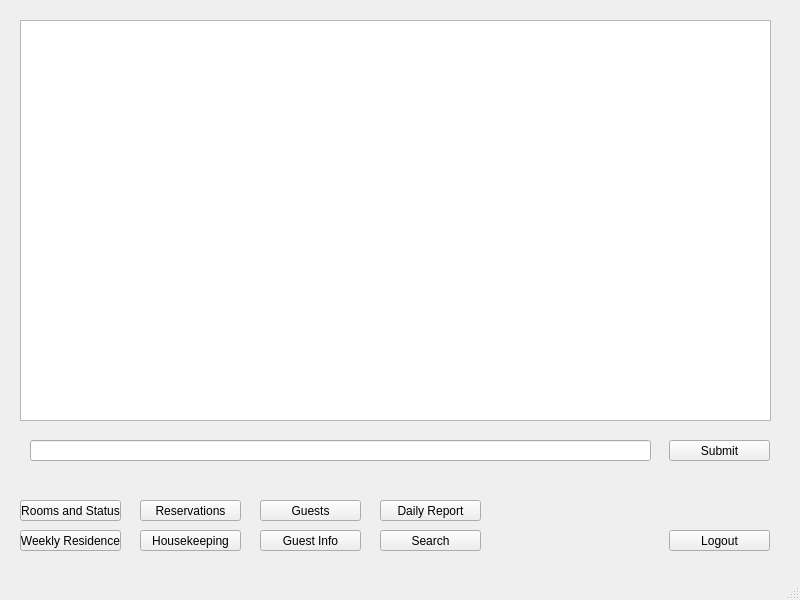
This is dashboard.ui in vain3219/463_project as Qt 5 draws it before an edit. The edited form follows.
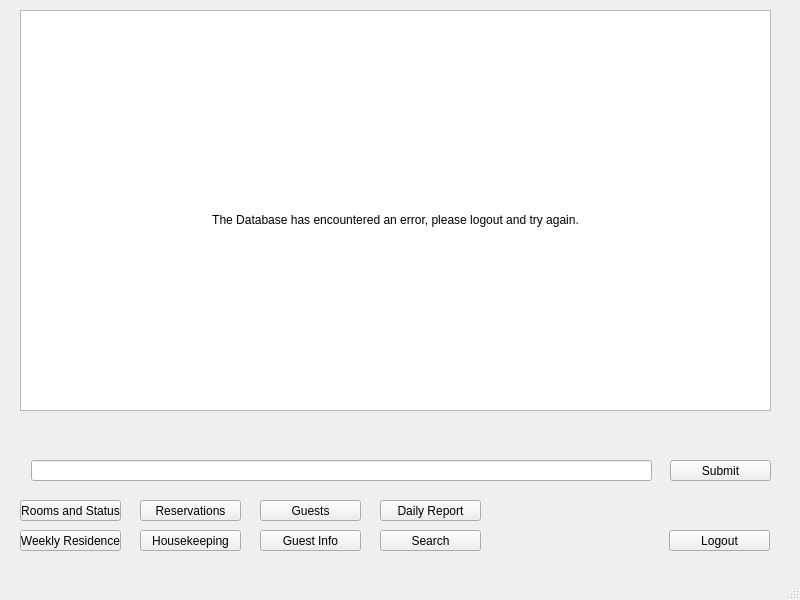
This is the edited form. The open tabs and pages were chosen to show the change.

Commit message: Added a window for making reservations ;; reworked dashboard GUI

Diff of the .ui file:
```diff
--- a/dashboard.ui
+++ b/dashboard.ui
@@ -18,39 +18,27 @@
     <property name="geometry">
      <rect>
       <x>0</x>
-      <y>-20</y>
+      <y>410</y>
       <width>801</width>
-      <height>501</height>
+      <height>81</height>
      </rect>
     </property>
-    <widget class="QWidget" name="DisplayPage">
-     <widget class="QTableView" name="DataTable">
+    <property name="currentIndex">
+     <number>0</number>
+    </property>
+    <widget class="QWidget" name="BlankPage"/>
+    <widget class="QWidget" name="ReservationPage">
+     <widget class="QPushButton" name="MakeResButton">
       <property name="geometry">
        <rect>
-        <x>20</x>
-        <y>40</y>
-        <width>751</width>
-        <height>401</height>
+        <x>620</x>
+        <y>50</y>
+        <width>151</width>
+        <height>21</height>
        </rect>
-      </property>
-     </widget>
-     <widget class="QLabel" name="DatabaseLoadError">
-      <property name="geometry">
-       <rect>
-        <x>206</x>
-        <y>260</y>
-        <width>371</width>
-        <height>20</height>
-       </rect>
-      </property>
-      <property name="layoutDirection">
-       <enum>Qt::LeftToRight</enum>
       </property>
       <property name="text">
-       <string>The Database has encountered an error, please logout and try again.</string>
-      </property>
-      <property name="alignment">
-       <set>Qt::AlignCenter</set>
+       <string>Make a Reservation</string>
       </property>
      </widget>
     </widget>
@@ -58,8 +46,8 @@
      <widget class="QLineEdit" name="SearchField">
       <property name="geometry">
        <rect>
-        <x>30</x>
-        <y>460</y>
+        <x>31</x>
+        <y>50</y>
         <width>621</width>
         <height>21</height>
        </rect>
@@ -68,8 +56,8 @@
      <widget class="QPushButton" name="SubmitButon">
       <property name="geometry">
        <rect>
-        <x>669</x>
-        <y>460</y>
+        <x>670</x>
+        <y>50</y>
         <width>101</width>
         <height>21</height>
        </rect>
@@ -78,16 +66,6 @@
        <string>Submit</string>
       </property>
      </widget>
-     <widget class="QTableView" name="SearchTable">
-      <property name="geometry">
-       <rect>
-        <x>20</x>
-        <y>40</y>
-        <width>751</width>
-        <height>401</height>
-       </rect>
-      </property>
-     </widget>
     </widget>
    </widget>
    <widget class="QPushButton" name="InfoButton">
@@ -207,6 +185,35 @@
      <string>Daily Report</string>
     </property>
    </widget>
+   <widget class="QTableView" name="DataTable">
+    <property name="geometry">
+     <rect>
+      <x>20</x>
+      <y>10</y>
+      <width>751</width>
+      <height>401</height>
+     </rect>
+    </property>
+   </widget>
+   <widget class="QLabel" name="DatabaseLoadError">
+    <property name="geometry">
+     <rect>
+      <x>210</x>
+      <y>210</y>
+      <width>371</width>
+      <height>20</height>
+     </rect>
+    </property>
+    <property name="layoutDirection">
+     <enum>Qt::LeftToRight</enum>
+    </property>
+    <property name="text">
+     <string>The Database has encountered an error, please logout and try again.</string>
+    </property>
+    <property name="alignment">
+     <set>Qt::AlignCenter</set>
+    </property>
+   </widget>
   </widget>
   <widget class="QMenuBar" name="menubar">
    <property name="geometry">
```
The commit also changes 7 other files.
